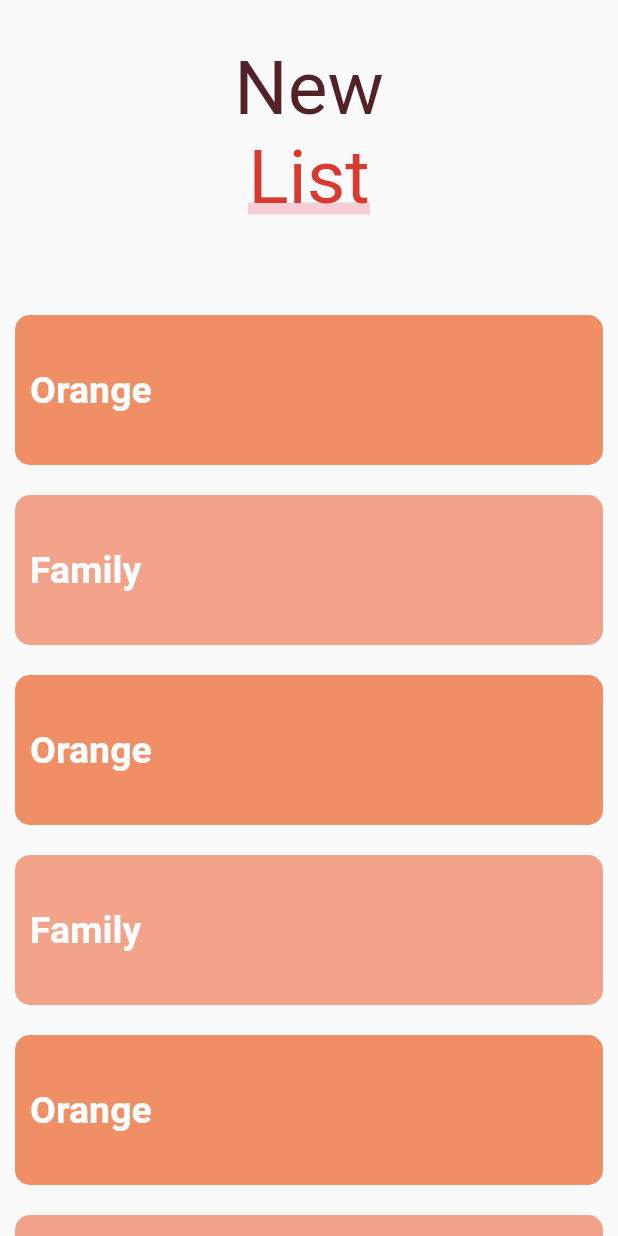
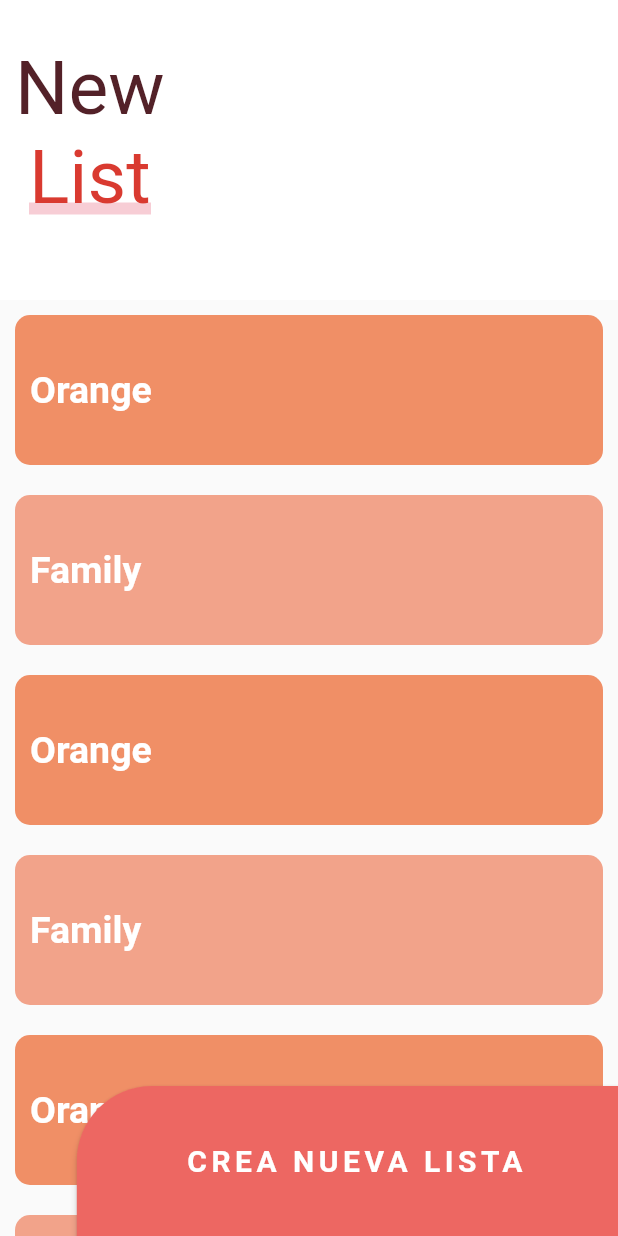
Before and after one commit to Marisabel-Condori/animaciones-flutter, a Flutter app: the screen it shows after launch, on a phone screen of 412 x 824 dp. Run offline on Flutter 3.47's test engine with Material 2 defaults, Android fonts, the phone set to English and light mode, and no system bars; our stand-ins replace flutter_svg, font_awesome_flutter.

Commit message:
rounden rectangle border

```diff
--- a/lib/pages/sliver_list_page.dart
+++ b/lib/pages/sliver_list_page.dart
@@ -6,9 +6,38 @@ class SliverListPage extends StatelessWidget {
   Widget build(BuildContext context) {
 
     return Scaffold(
-      body: _MainScroll()
+      body: Stack(
+        children: [
+          _MainScroll(),
+          Positioned(
+            bottom: 0,
+            right: -10,
+            child: _BotonCrearNuevo()
+          )
+        ],
+      )
       //_ItemListView()
       //_ItemListView(),
+    );
+  }
+}
+
+class _BotonCrearNuevo extends StatelessWidget {
+
+  @override
+  Widget build(BuildContext context) {
+    final size = MediaQuery.of(context).size;
+    return ButtonTheme(
+      minWidth: size.width*0.9,
+      height: 100.0,
+      child: RaisedButton(
+        onPressed: (){},
+        color: Color(0xffED6762),
+        shape: RoundedRectangleBorder(
+          borderRadius: BorderRadius.only(topLeft: Radius.circular(50.0))
+        ),
+        child: Text('CREA NUEVA LISTA', style: TextStyle(color: Colors.white, fontSize: 20.0, fontWeight: FontWeight.bold, letterSpacing: 3)),
+      ),
     );
   }
 }
@@ -33,13 +62,18 @@ class _MainScroll extends StatelessWidget {
           delegate: _SliverCustomDelegate(
             minHeight: 150,
             maxHeight: 200,
-            child: _Titulo()
+            child: Container(
+              alignment: Alignment.centerLeft,
+              color: Colors.white,
+              child: _Titulo()
+            )
           )
         ),
         SliverList(
-          delegate: SliverChildListDelegate(
-            items
-          )
+          delegate: SliverChildListDelegate([
+            ...items,
+            SizedBox(height: 150.0,)
+          ])
         )
       ],
     );
```
